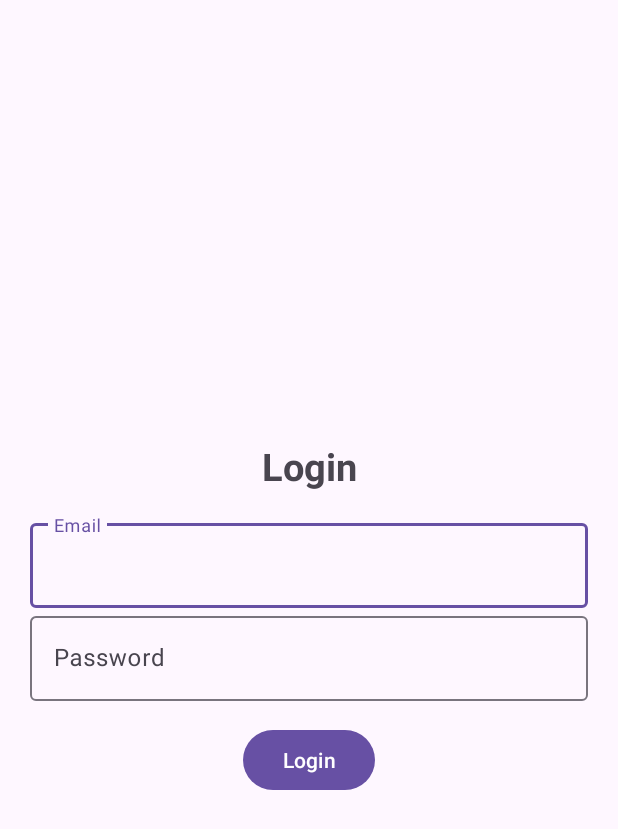
After one commit to jiayao3/COMP90018Group100, an Android app: the Login screen opened directly, with no data from a screen before it, on a phone screen of 412 x 824 dp. The commit adds this screen. Shown: the top 829 px of the screen. Run offline under Robolectric (Android 15) with nearby library versions, the phone set to English and light mode, and no system bars.

Commit message:
Created a simple login page

```diff
--- a/app/build.gradle.kts
+++ b/app/build.gradle.kts
@@ -1,6 +1,6 @@
 plugins {
     id("com.android.application")
-    id("com.google.gms.google-services") version "4.3.15" apply false
+    id("com.google.gms.google-services")
 }
 
 android {
@@ -37,9 +37,12 @@ dependencies {
     implementation("androidx.appcompat:appcompat:1.6.1")
     implementation("com.google.android.material:material:1.9.0")
     implementation("androidx.constraintlayout:constraintlayout:2.1.4")
+    implementation("com.google.firebase:firebase-auth-ktx:22.1.2")
     testImplementation("junit:junit:4.13.2")
     androidTestImplementation("androidx.test.ext:junit:1.1.5")
     androidTestImplementation("androidx.test.espresso:espresso-core:3.5.1")
     implementation(platform("com.google.firebase:firebase-bom:32.3.1"))
     implementation("com.google.firebase:firebase-analytics-ktx")
+    implementation(platform("com.google.firebase:firebase-bom:32.3.1"))
+    implementation("com.google.firebase:firebase-database-ktx")
 }
--- a/app/src/main/AndroidManifest.xml
+++ b/app/src/main/AndroidManifest.xml
@@ -13,6 +13,12 @@
         android:theme="@style/Theme.CloudDatabase"
         tools:targetApi="31">
         <activity
+            android:name=".Registration"
+            android:exported="false" />
+        <activity
+            android:name=".Login"
+            android:exported="false" />
+        <activity
             android:name=".MainActivity"
             android:exported="true">
             <intent-filter>
--- /dev/null
+++ b/app/src/main/java/com/example/clouddatabase/Login.java
@@ -0,0 +1,14 @@
+package com.example.clouddatabase;
+
+import androidx.appcompat.app.AppCompatActivity;
+
+import android.os.Bundle;
+
+public class Login extends AppCompatActivity {
+
+    @Override
+    protected void onCreate(Bundle savedInstanceState) {
+        super.onCreate(savedInstanceState);
+        setContentView(R.layout.activity_login);
+    }
+}
--- /dev/null
+++ b/app/src/main/res/layout/activity_login.xml
@@ -0,0 +1,56 @@
+<?xml version="1.0" encoding="utf-8"?>
+<LinearLayout xmlns:android="http://schemas.android.com/apk/res/android"
+    xmlns:app="http://schemas.android.com/apk/res-auto"
+    xmlns:tools="http://schemas.android.com/tools"
+    android:layout_width="match_parent"
+    android:gravity="center"
+    android:orientation="vertical"
+    android:layout_height="match_parent"
+    android:padding="20dp"
+    tools:context=".Login">
+
+    <!--Creating the title "Login"-->
+    <TextView
+        android:text="@string/login"
+        android:textSize="25sp"
+        android:textStyle="bold"
+        android:gravity="center"
+        android:layout_marginBottom="15dp"
+        android:layout_width="match_parent"
+        android:layout_height="wrap_content" />
+
+    <!--Creating the input field for email-->
+    <com.google.android.material.textfield.TextInputLayout
+        android:layout_width="match_parent"
+        android:layout_height="wrap_content">
+
+        <com.google.android.material.textfield.TextInputEditText
+            android:id="@+id/email"
+            android:hint="@string/email"
+            android:layout_width="match_parent"
+            android:layout_height="wrap_content"/>
+
+    </com.google.android.material.textfield.TextInputLayout>
+
+    <!--Creating the input field for password-->
+    <com.google.android.material.textfield.TextInputLayout
+        android:layout_width="match_parent"
+        android:layout_height="wrap_content">
+
+        <com.google.android.material.textfield.TextInputEditText
+            android:id="@+id/password"
+            android:hint="@string/password"
+            android:layout_width="match_parent"
+            android:layout_height="wrap_content"/>
+
+    </com.google.android.material.textfield.TextInputLayout>
+
+    <!--Creating the login button-->
+    <Button
+        android:id="@+id/login_btn"
+        android:text="@string/login"
+        android:layout_marginTop="15dp"
+        android:layout_width="wrap_content"
+        android:layout_height="wrap_content"/>
+
+</LinearLayout>
--- a/app/src/main/res/values/strings.xml
+++ b/app/src/main/res/values/strings.xml
@@ -1,3 +1,6 @@
 <resources>
     <string name="app_name">Cloud Database</string>
+    <string name="login">Login</string>
+    <string name="email">Email</string>
+    <string name="password">Password</string>
 </resources>
--- a/build.gradle.kts
+++ b/build.gradle.kts
@@ -1,3 +1,8 @@
+buildscript {
+    dependencies {
+        classpath("com.google.gms:google-services:4.4.0")
+    }
+}
 // Top-level build file where you can add configuration options common to all sub-projects/modules.
 plugins {
     id("com.android.application") version "8.1.0" apply false
```
Also changed, not shown: app/src/main/java/com/example/clouddatabase/MainActivity.java (+58 -2 lines), app/src/main/java/com/example/clouddatabase/Registration.java (added, +14 -0 lines), app/src/main/res/layout/activity_main.xml (+9 -11 lines), app/src/main/res/layout/activity_registration.xml (added, +9 -0 lines), 1 other file.
